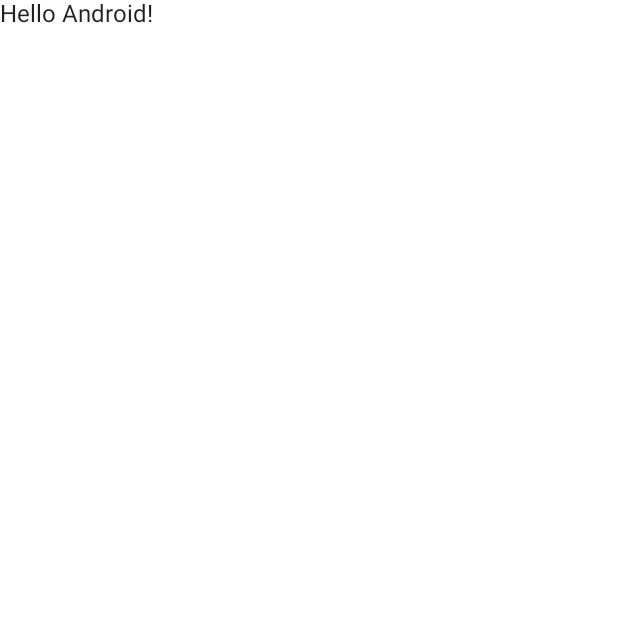
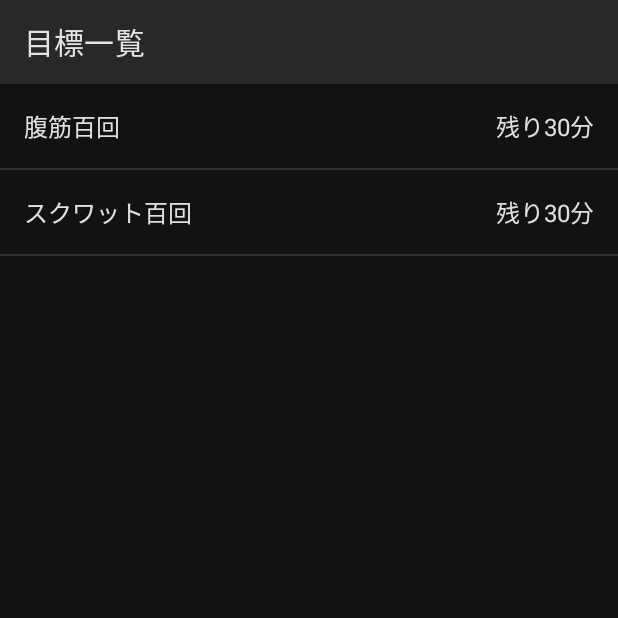
Before and after one commit to yt8492/CommitOrBan, an Android app built with Jetpack Compose: the screen it shows after launch (MainActivity), on a phone screen of 412 x 824 dp, the top half of it. Before the commit the part shown is almost empty. Run offline under Robolectric (Android 15) with nearby library versions, the phone set to English and light mode, and no system bars.

Commit message:
目標一覧画面の実装

```diff
--- a/app/src/main/java/com/yt8492/commitorban/MainActivity.kt
+++ b/app/src/main/java/com/yt8492/commitorban/MainActivity.kt
@@ -3,13 +3,7 @@ package com.yt8492.commitorban
 import android.os.Bundle
 import androidx.activity.ComponentActivity
 import androidx.activity.compose.setContent
-import androidx.compose.foundation.layout.fillMaxSize
-import androidx.compose.material.MaterialTheme
-import androidx.compose.material.Surface
-import androidx.compose.material.Text
-import androidx.compose.runtime.Composable
-import androidx.compose.ui.Modifier
-import androidx.compose.ui.tooling.preview.Preview
+import com.yt8492.commitorban.ui.App
 import com.yt8492.commitorban.ui.theme.CommitOrBanTheme
 
 class MainActivity : ComponentActivity() {
@@ -17,27 +11,8 @@ class MainActivity : ComponentActivity() {
         super.onCreate(savedInstanceState)
         setContent {
             CommitOrBanTheme {
-                // A surface container using the 'background' color fro\m the theme
-                Surface(
-                    modifier = Modifier.fillMaxSize(),
-                    color = MaterialTheme.colors.background
-                ) {
-                    Greeting("Android")
-                }
+                App()
             }
         }
     }
 }
-
-@Composable
-fun Greeting(name: String) {
-    Text(text = "Hello $name!")
-}
-
-@Preview(showBackground = true)
-@Composable
-fun DefaultPreview() {
-    CommitOrBanTheme {
-        Greeting("Android")
-    }
-}
--- /dev/null
+++ b/app/src/main/java/com/yt8492/commitorban/domain/model/Punishment.kt
@@ -0,0 +1,4 @@
+package com.yt8492.commitorban.domain.model
+
+interface Punishment {
+}
--- /dev/null
+++ b/app/src/main/java/com/yt8492/commitorban/domain/model/Task.kt
@@ -0,0 +1,28 @@
+package com.yt8492.commitorban.domain.model
+
+import java.time.Instant
+import java.time.temporal.ChronoUnit
+
+data class Task(
+    val id: String,
+    val title: String,
+    val content: String,
+    val due: Instant,
+    val punishment: Punishment,
+)
+
+val dummyTask1 = Task(
+    id = "1",
+    title = "腹筋百回",
+    content = "腹筋百回します",
+    due = Instant.now().plus(30, ChronoUnit.MINUTES),
+    punishment = object : Punishment {},
+)
+
+val dummyTask2 = Task(
+    id = "2",
+    title = "スクワット百回",
+    content = "スクワット百回します",
+    due = Instant.now().plus(30, ChronoUnit.MINUTES),
+    punishment = object : Punishment {},
+)
--- /dev/null
+++ b/app/src/main/java/com/yt8492/commitorban/ui/App.kt
@@ -0,0 +1,19 @@
+package com.yt8492.commitorban.ui
+
+import androidx.compose.runtime.Composable
+import androidx.navigation.compose.NavHost
+import androidx.navigation.compose.composable
+import androidx.navigation.compose.rememberNavController
+import com.yt8492.commitorban.ui.tasklist.TaskListPage
+
+@Composable
+fun App() {
+    val navController = rememberNavController()
+    NavHost(navController = navController, startDestination = "/taskList") {
+        composable("/taskList") {
+            TaskListPage(
+                navController = navController,
+            )
+        }
+    }
+}
--- /dev/null
+++ b/app/src/main/java/com/yt8492/commitorban/ui/tasklist/TaskItem.kt
@@ -0,0 +1,58 @@
+package com.yt8492.commitorban.ui.tasklist
+
+import androidx.compose.foundation.clickable
+import androidx.compose.foundation.layout.*
+import androidx.compose.material.Divider
+import androidx.compose.material.Text
+import androidx.compose.runtime.Composable
+import androidx.compose.ui.Alignment
+import androidx.compose.ui.Modifier
+import androidx.compose.ui.tooling.preview.Preview
+import androidx.compose.ui.unit.dp
+import com.yt8492.commitorban.domain.model.Task
+import com.yt8492.commitorban.domain.model.dummyTask1
+import com.yt8492.commitorban.ui.theme.CommitOrBanTheme
+import java.time.Instant
+import java.time.temporal.ChronoUnit
+
+@Composable
+fun TaskItem(
+    task: Task,
+    onClick: (Task) -> Unit,
+) {
+    Column(
+        modifier = Modifier
+            .fillMaxWidth()
+            .clickable { onClick(task) },
+    ) {
+        Row(
+            modifier = Modifier.padding(16.dp),
+            verticalAlignment = Alignment.CenterVertically,
+        ) {
+            Text(text = task.title)
+            Spacer(modifier = Modifier.weight(1f))
+            val minutes = ChronoUnit.MINUTES.between(Instant.now(), task.due)
+            val dueText = when {
+                minutes > 1 * DAY -> "残り${minutes / DAY}日"
+                minutes > 1 * HOUR -> "残り${minutes / HOUR}時間"
+                else -> "残り${minutes / MINUTE}分"
+            }
+            Text(text = dueText)
+        }
+        Divider()
+    }
+}
+
+@Preview
+@Composable
+fun TaskItemPreview() {
+    CommitOrBanTheme {
+        TaskItem(task = dummyTask1) {
+
+        }
+    }
+}
+
+private const val MINUTE = 1
+private const val HOUR = 1 * MINUTE * 60
+private const val DAY = 1 * HOUR * 24
--- /dev/null
+++ b/app/src/main/java/com/yt8492/commitorban/ui/tasklist/TaskListPage.kt
@@ -0,0 +1,43 @@
+package com.yt8492.commitorban.ui.tasklist
+
+import androidx.compose.foundation.layout.fillMaxSize
+import androidx.compose.foundation.layout.padding
+import androidx.compose.foundation.lazy.LazyColumn
+import androidx.compose.foundation.lazy.items
+import androidx.compose.material.Scaffold
+import androidx.compose.material.Text
+import androidx.compose.material.TopAppBar
+import androidx.compose.runtime.Composable
+import androidx.compose.ui.Modifier
+import androidx.navigation.NavController
+import com.yt8492.commitorban.domain.model.dummyTask1
+import com.yt8492.commitorban.domain.model.dummyTask2
+
+@Composable
+fun TaskListPage(
+    navController: NavController
+) {
+    val taskList = listOf(dummyTask1, dummyTask2)
+    Scaffold(
+        topBar = {
+            TopAppBar(
+                title = {
+                    Text(text = "目標一覧")
+                },
+            )
+        },
+    ) { paddingValues ->
+        LazyColumn(
+            modifier = Modifier
+                .padding(paddingValues)
+                .fillMaxSize(),
+        ) {
+            items(taskList, key = { it.id }) { task ->
+                TaskItem(
+                    task = task,
+                    onClick = {}
+                )
+            }
+        }
+    }
+}
--- a/app/src/main/java/com/yt8492/commitorban/ui/theme/Theme.kt
+++ b/app/src/main/java/com/yt8492/commitorban/ui/theme/Theme.kt
@@ -29,11 +29,7 @@ private val LightColorPalette = lightColors(
 
 @Composable
 fun CommitOrBanTheme(darkTheme: Boolean = isSystemInDarkTheme(), content: @Composable () -> Unit) {
-    val colors = if (darkTheme) {
-        DarkColorPalette
-    } else {
-        LightColorPalette
-    }
+    val colors = DarkColorPalette
 
     MaterialTheme(
         colors = colors,
```
